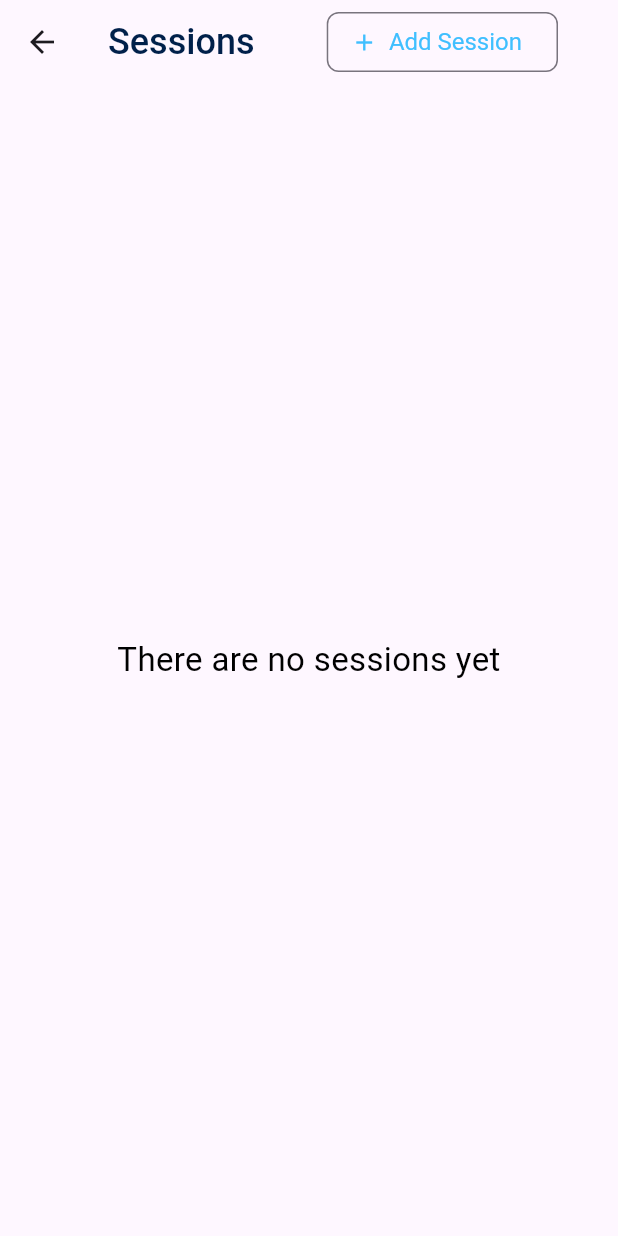
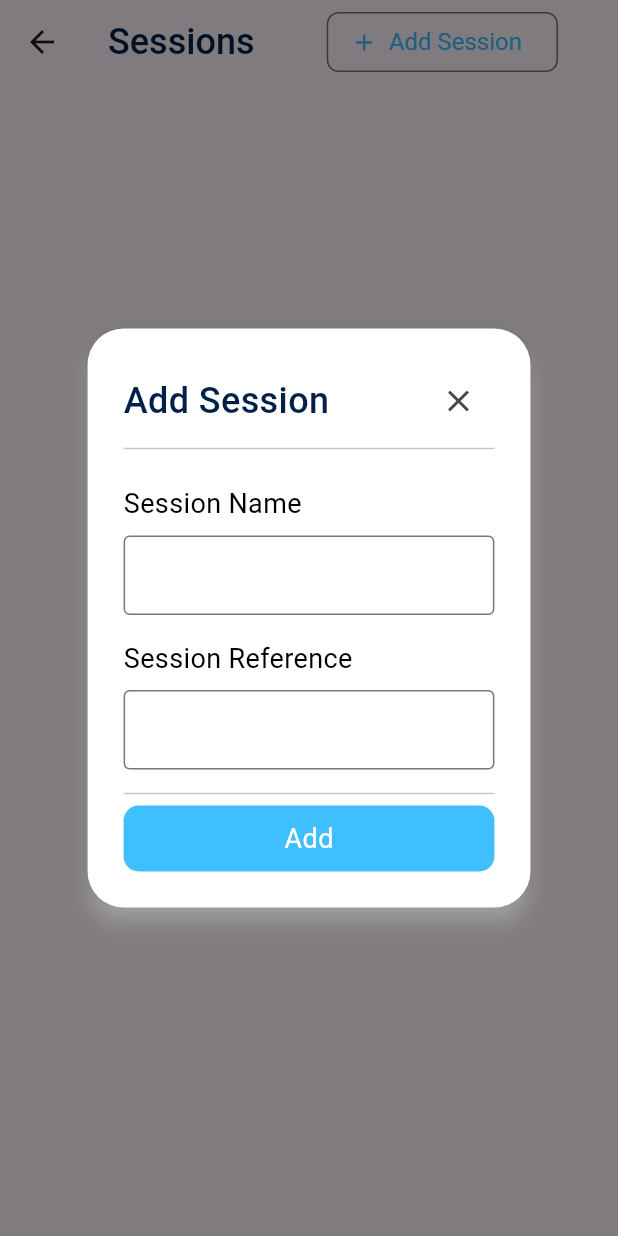
Before and after one commit to eslamfaisal/android-development-training, a Flutter app: the SessionScreen screen opened directly, after a tap on "Add Session", on a phone screen of 412 x 824 dp. Run offline on Flutter 3.47's test engine with Material 3 defaults, Android fonts, the phone set to English and light mode, and no system bars; our stand-ins replace cloud_firestore, dio, firebase_auth, firebase_core, get_it, shared_preferences; missing offline and left inert: dart:html, dart:js; accounts and stored records are empty.

Commit message:
add session done

```diff
--- a/training-dashboard/lib/locator.dart
+++ b/training-dashboard/lib/locator.dart
@@ -1,5 +1,6 @@
 import 'package:get_it/get_it.dart';
 import 'package:training_questions_form/screens/login/viewmodel/login_view_model.dart';
+import 'package:training_questions_form/screens/sessions/viewmodel/add_session_view_model.dart';
 import 'package:training_questions_form/screens/sessions/viewmodel/sessions_view_model.dart';
 import 'package:training_questions_form/screens/splash/view_model/splash_view_model.dart';
 import 'package:training_questions_form/services/firebase_services.dart';
@@ -19,4 +20,5 @@ Future setupLocator() async {
   locator.registerLazySingleton(() => SplashViewModel());
   locator.registerFactory(() => LoginViewModel());
   locator.registerFactory(() => SessionsViewModel());
+  locator.registerFactory(() => AddSessionViewModel());
 }
--- /dev/null
+++ b/training-dashboard/lib/screens/sessions/dialog/add_session.dart
@@ -0,0 +1,96 @@
+import 'package:flutter/material.dart';
+import 'package:training_questions_form/locator.dart';
+import 'package:training_questions_form/screens/base_screen.dart';
+import 'package:training_questions_form/screens/sessions/viewmodel/add_session_view_model.dart';
+import 'package:training_questions_form/screens/widgets/StyledButton.dart';
+import 'package:training_questions_form/screens/widgets/styled_text_field.dart';
+import 'package:training_questions_form/services/navigation_service.dart';
+import 'package:training_questions_form/utils/colors.dart';
+import 'package:training_questions_form/utils/common_functions.dart';
+import 'package:training_questions_form/utils/extensions.dart';
+import 'package:training_questions_form/utils/texts.dart';
+
+class AddSession extends StatelessWidget {
+  const AddSession({super.key});
+
+  @override
+  Widget build(BuildContext context) {
+    return Dialog(
+      backgroundColor: whiteColor,
+      shadowColor: Colors.white,
+      surfaceTintColor: Colors.white,
+      shape: RoundedRectangleBorder(borderRadius: BorderRadius.circular(24.0)),
+      child: Wrap(
+        children: [
+          BaseScreen<AddSessionViewModel>(
+            builder: (context, addSessionViewModel, child) {
+              return Padding(
+                padding: const EdgeInsets.all(24.0),
+                child: SizedBox(
+                  width: MediaQuery.sizeOf(context).width * 0.6,
+                  child: Form(
+                    key: addSessionViewModel.formKey,
+                    child: Column(
+                      crossAxisAlignment: CrossAxisAlignment.start,
+                      children: [
+                        Row(
+                          children: [
+                            headerText('Add Session'),
+                            const Spacer(),
+                            IconButton(
+                                onPressed: () {
+                                  locator<NavigationService>().goBack();
+                                },
+                                icon: const Icon(Icons.close))
+                          ],
+                        ),
+                        const Divider(),
+                        heightSpace(16),
+                        normal18Text(
+                          ('Session Name'),
+                        ),
+                        heightSpace(8),
+                        StyledTextField(
+                          controller: addSessionViewModel.nameController,
+                          validator: addSessionViewModel.nameValidator(),
+                        ),
+                        heightSpace(16),
+                        normal18Text(
+                          ('Session Reference'),
+                        ),
+                        heightSpace(8),
+                        StyledTextField(
+                          controller: addSessionViewModel.referenceController,
+                        ),
+                        heightSpace(8),
+                        const Divider(),
+                        StyledButton('Add').onTap(
+                            () => _onClickAdd(context, addSessionViewModel))
+                      ],
+                    ),
+                  ),
+                ),
+              );
+            },
+          ),
+        ],
+      ),
+    );
+  }
+
+  _onClickAdd(BuildContext context, AddSessionViewModel viewModel) {
+    if (viewModel.formKey.currentState!.validate()) {
+      viewModel.addSession().then((value) {
+        if (value) {
+          locator<NavigationService>().goBackWithData(true);
+          ScaffoldMessenger.of(context)
+              .showSnackBar(const SnackBar(content: Text('Session Added')));
+        } else {
+          locator<NavigationService>().goBack();
+          ScaffoldMessenger.of(context).showSnackBar(
+              const SnackBar(content: Text('Session Added Fail')));
+        }
+      });
+    }
+  }
+}
--- a/training-dashboard/lib/screens/sessions/view/sessions_screen.dart
+++ b/training-dashboard/lib/screens/sessions/view/sessions_screen.dart
@@ -1,6 +1,7 @@
 import 'package:flutter/material.dart';
 import 'package:training_questions_form/enums/screen_state.dart';
 import 'package:training_questions_form/screens/base_screen.dart';
+import 'package:training_questions_form/screens/sessions/dialog/add_session.dart';
 import 'package:training_questions_form/screens/sessions/model/session_model.dart';
 import 'package:training_questions_form/screens/sessions/view/session_view.dart';
 import 'package:training_questions_form/screens/sessions/viewmodel/sessions_view_model.dart';
@@ -25,7 +26,7 @@ class SessionScreen extends StatelessWidget {
               Padding(
                 padding: const EdgeInsets.only(right: 40),
                 child: OutlinedButton.icon(
-                  onPressed: () => _addSession(context),
+                  onPressed: () => _addSession(context, sessionsViewModel),
                   icon: const Icon(Icons.add),
                   label: normal16Text('Add Session', color: primaryColor),
                   style: ButtonStyle(
@@ -67,7 +68,17 @@ class SessionScreen extends StatelessWidget {
     );
   }
 
-  _addSession(BuildContext context) {}
+  _addSession(BuildContext context, SessionsViewModel viewModel) {
+    showGeneralDialog(
+        context: context,
+        pageBuilder: (context, _, p) {
+          return const AddSession();
+        }).then((value) {
+      if (value == true) {
+        viewModel.getSessions();
+      }
+    });
+  }
 
   _updateSession(SessionModel session) {}
 }
--- /dev/null
+++ b/training-dashboard/lib/screens/sessions/viewmodel/add_session_view_model.dart
@@ -0,0 +1,37 @@
+
+import 'package:flutter/material.dart';
+import 'package:training_questions_form/enums/screen_state.dart';
+import 'package:training_questions_form/locator.dart';
+import 'package:training_questions_form/models/status.dart';
+import 'package:training_questions_form/screens/base_view_model.dart';
+import 'package:training_questions_form/services/firebase_services.dart';
+
+class AddSessionViewModel extends BaseViewModel {
+  TextEditingController nameController = TextEditingController();
+  TextEditingController referenceController = TextEditingController();
+
+  final formKey = GlobalKey<FormState>();
+
+  final _firebaseServices = locator<FirebaseServices>();
+
+  Future<bool> addSession()async {
+    setState(ViewState.Busy);
+    final result = await _firebaseServices.addSessions(
+       sessionName: nameController.text,
+      reference: referenceController.text,
+    );
+    setState(ViewState.Idle);
+    return result.status?.isSuccessful==true;
+
+  }
+
+  FormFieldValidator<String>? nameValidator() {
+    validator(value) {
+      if (value == null || value.isEmpty) {
+        return ('please enter session name');
+      }
+      return null;
+    }
+    return validator;
+  }
+}
--- a/training-dashboard/lib/utils/common_functions.dart
+++ b/training-dashboard/lib/utils/common_functions.dart
@@ -25,3 +25,8 @@ bool isNumeric(String s) {
 String notNullString(any) {
   return any == null ? '' : any.toString();
 }
+
+
+int getCurrentDateTimeInUtc(){
+  return DateTime.now().toUtc().millisecondsSinceEpoch;
+}
```
Also changed, not shown: training-dashboard/lib/services/firebase_services.dart (+15 -0 lines).
